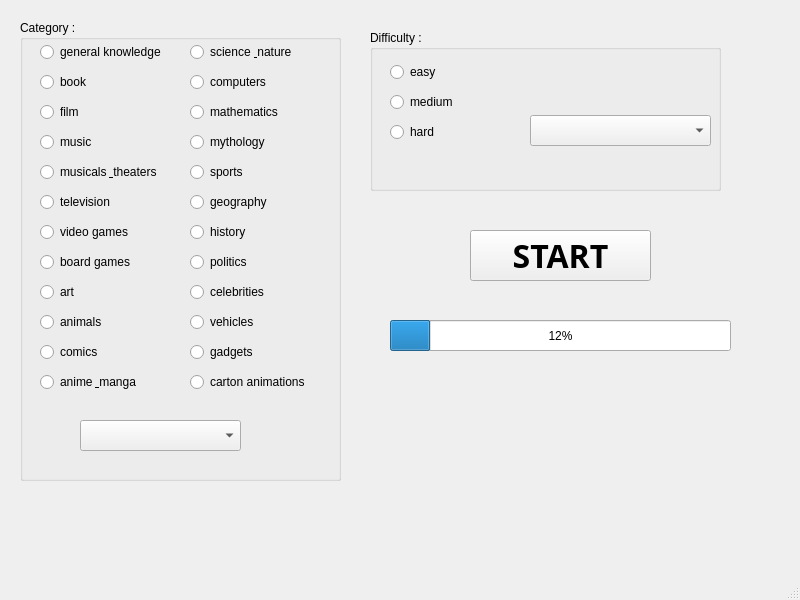
First picture: the form in mainwindow.ui, repository ZHSL1844/Trivia-Quiz, before the edit.
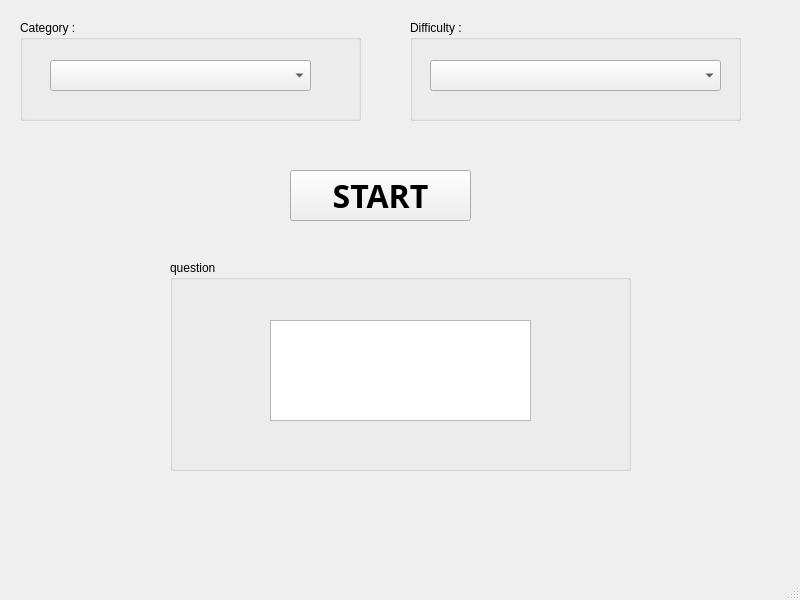
Second picture: the form after the edit.

```diff
--- a/mainwindow.ui
+++ b/mainwindow.ui
@@ -17,8 +17,8 @@
    <widget class="QPushButton" name="pushButton">
     <property name="geometry">
      <rect>
-      <x>470</x>
-      <y>230</y>
+      <x>290</x>
+      <y>170</y>
       <width>181</width>
       <height>51</height>
      </rect>
@@ -37,60 +37,21 @@
    <widget class="QGroupBox" name="groupBox_4">
     <property name="geometry">
      <rect>
-      <x>370</x>
-      <y>30</y>
-      <width>351</width>
-      <height>161</height>
+      <x>410</x>
+      <y>20</y>
+      <width>331</width>
+      <height>101</height>
      </rect>
     </property>
     <property name="title">
      <string>Difficulty :</string>
     </property>
-    <widget class="QRadioButton" name="radioButton_3">
-     <property name="geometry">
-      <rect>
-       <x>20</x>
-       <y>60</y>
-       <width>110</width>
-       <height>24</height>
-      </rect>
-     </property>
-     <property name="text">
-      <string>medium</string>
-     </property>
-    </widget>
-    <widget class="QRadioButton" name="radioButton_4">
-     <property name="geometry">
-      <rect>
-       <x>20</x>
-       <y>90</y>
-       <width>110</width>
-       <height>24</height>
-      </rect>
-     </property>
-     <property name="text">
-      <string>hard</string>
-     </property>
-    </widget>
-    <widget class="QRadioButton" name="radioButton_5">
-     <property name="geometry">
-      <rect>
-       <x>20</x>
-       <y>30</y>
-       <width>110</width>
-       <height>24</height>
-      </rect>
-     </property>
-     <property name="text">
-      <string>easy</string>
-     </property>
-    </widget>
     <widget class="QComboBox" name="comboBox_dif">
      <property name="geometry">
       <rect>
-       <x>160</x>
-       <y>85</y>
-       <width>181</width>
+       <x>20</x>
+       <y>40</y>
+       <width>291</width>
        <height>31</height>
       </rect>
      </property>
@@ -101,348 +62,46 @@
      <rect>
       <x>20</x>
       <y>20</y>
-      <width>321</width>
-      <height>461</height>
+      <width>341</width>
+      <height>101</height>
      </rect>
     </property>
     <property name="title">
      <string>Category :</string>
     </property>
-    <widget class="QRadioButton" name="radio_book">
-     <property name="geometry">
-      <rect>
-       <x>20</x>
-       <y>50</y>
-       <width>110</width>
-       <height>24</height>
-      </rect>
-     </property>
-     <property name="text">
-      <string>book</string>
-     </property>
-    </widget>
-    <widget class="QRadioButton" name="radio_film">
-     <property name="geometry">
-      <rect>
-       <x>20</x>
-       <y>80</y>
-       <width>110</width>
-       <height>24</height>
-      </rect>
-     </property>
-     <property name="text">
-      <string>film</string>
-     </property>
-    </widget>
-    <widget class="QRadioButton" name="radio_mus">
-     <property name="geometry">
-      <rect>
-       <x>20</x>
-       <y>110</y>
-       <width>110</width>
-       <height>24</height>
-      </rect>
-     </property>
-     <property name="text">
-      <string>music</string>
-     </property>
-    </widget>
-    <widget class="QRadioButton" name="radio_the">
-     <property name="geometry">
-      <rect>
-       <x>20</x>
-       <y>140</y>
-       <width>151</width>
-       <height>24</height>
-      </rect>
-     </property>
-     <property name="text">
-      <string>musicals &amp; theaters</string>
-     </property>
-    </widget>
-    <widget class="QRadioButton" name="radio_tele">
-     <property name="geometry">
-      <rect>
-       <x>20</x>
-       <y>170</y>
-       <width>110</width>
-       <height>24</height>
-      </rect>
-     </property>
-     <property name="text">
-      <string>television</string>
-     </property>
-    </widget>
-    <widget class="QRadioButton" name="radio_kno">
-     <property name="geometry">
-      <rect>
-       <x>20</x>
-       <y>20</y>
-       <width>171</width>
-       <height>24</height>
-      </rect>
-     </property>
-     <property name="text">
-      <string>general knowledge</string>
-     </property>
-    </widget>
-    <widget class="QRadioButton" name="radio_vg">
-     <property name="geometry">
-      <rect>
-       <x>20</x>
-       <y>200</y>
-       <width>110</width>
-       <height>24</height>
-      </rect>
-     </property>
-     <property name="text">
-      <string>video games</string>
-     </property>
-    </widget>
-    <widget class="QRadioButton" name="radio_bg">
-     <property name="geometry">
-      <rect>
-       <x>20</x>
-       <y>230</y>
-       <width>121</width>
-       <height>24</height>
-      </rect>
-     </property>
-     <property name="text">
-      <string>board games</string>
-     </property>
-    </widget>
-    <widget class="QRadioButton" name="radio_sc">
-     <property name="geometry">
-      <rect>
-       <x>170</x>
-       <y>20</y>
-       <width>141</width>
-       <height>24</height>
-      </rect>
-     </property>
-     <property name="text">
-      <string>science &amp; nature</string>
-     </property>
-    </widget>
-    <widget class="QRadioButton" name="radio_com_2">
-     <property name="geometry">
-      <rect>
-       <x>170</x>
-       <y>50</y>
-       <width>110</width>
-       <height>24</height>
-      </rect>
-     </property>
-     <property name="text">
-      <string>computers</string>
-     </property>
-    </widget>
-    <widget class="QRadioButton" name="radio_math">
-     <property name="geometry">
-      <rect>
-       <x>170</x>
-       <y>80</y>
-       <width>110</width>
-       <height>24</height>
-      </rect>
-     </property>
-     <property name="text">
-      <string>mathematics</string>
-     </property>
-    </widget>
-    <widget class="QRadioButton" name="radio_my">
-     <property name="geometry">
-      <rect>
-       <x>170</x>
-       <y>110</y>
-       <width>110</width>
-       <height>24</height>
-      </rect>
-     </property>
-     <property name="text">
-      <string>mythology</string>
-     </property>
-    </widget>
-    <widget class="QRadioButton" name="radio_sport">
-     <property name="geometry">
-      <rect>
-       <x>170</x>
-       <y>140</y>
-       <width>110</width>
-       <height>24</height>
-      </rect>
-     </property>
-     <property name="text">
-      <string>sports</string>
-     </property>
-    </widget>
-    <widget class="QRadioButton" name="radio_geo">
-     <property name="geometry">
-      <rect>
-       <x>170</x>
-       <y>170</y>
-       <width>110</width>
-       <height>24</height>
-      </rect>
-     </property>
-     <property name="text">
-      <string>geography</string>
-     </property>
-    </widget>
-    <widget class="QRadioButton" name="radio_his">
-     <property name="geometry">
-      <rect>
-       <x>170</x>
-       <y>200</y>
-       <width>110</width>
-       <height>24</height>
-      </rect>
-     </property>
-     <property name="text">
-      <string>history</string>
-     </property>
-    </widget>
-    <widget class="QRadioButton" name="radio_pol">
-     <property name="geometry">
-      <rect>
-       <x>170</x>
-       <y>230</y>
-       <width>110</width>
-       <height>24</height>
-      </rect>
-     </property>
-     <property name="text">
-      <string>politics</string>
-     </property>
-    </widget>
-    <widget class="QRadioButton" name="radio_art">
-     <property name="geometry">
-      <rect>
-       <x>20</x>
-       <y>260</y>
-       <width>110</width>
-       <height>24</height>
-      </rect>
-     </property>
-     <property name="text">
-      <string>art</string>
-     </property>
-    </widget>
-    <widget class="QRadioButton" name="radio_cel">
-     <property name="geometry">
-      <rect>
-       <x>170</x>
-       <y>260</y>
-       <width>110</width>
-       <height>24</height>
-      </rect>
-     </property>
-     <property name="text">
-      <string>celebrities</string>
-     </property>
-    </widget>
-    <widget class="QRadioButton" name="radio_ani">
-     <property name="geometry">
-      <rect>
-       <x>20</x>
-       <y>290</y>
-       <width>110</width>
-       <height>24</height>
-      </rect>
-     </property>
-     <property name="text">
-      <string>animals</string>
-     </property>
-    </widget>
-    <widget class="QRadioButton" name="radio_veh">
-     <property name="geometry">
-      <rect>
-       <x>170</x>
-       <y>290</y>
-       <width>110</width>
-       <height>24</height>
-      </rect>
-     </property>
-     <property name="text">
-      <string>vehicles</string>
-     </property>
-    </widget>
-    <widget class="QRadioButton" name="radio_com">
-     <property name="geometry">
-      <rect>
-       <x>20</x>
-       <y>320</y>
-       <width>110</width>
-       <height>24</height>
-      </rect>
-     </property>
-     <property name="text">
-      <string>comics</string>
-     </property>
-    </widget>
-    <widget class="QRadioButton" name="radio_gad">
-     <property name="geometry">
-      <rect>
-       <x>170</x>
-       <y>320</y>
-       <width>110</width>
-       <height>24</height>
-      </rect>
-     </property>
-     <property name="text">
-      <string>gadgets</string>
-     </property>
-    </widget>
-    <widget class="QRadioButton" name="radio_man">
-     <property name="geometry">
-      <rect>
-       <x>20</x>
-       <y>350</y>
-       <width>131</width>
-       <height>24</height>
-      </rect>
-     </property>
-     <property name="text">
-      <string>anime &amp; manga</string>
-     </property>
-    </widget>
-    <widget class="QRadioButton" name="radioButton_27">
-     <property name="geometry">
-      <rect>
-       <x>170</x>
-       <y>350</y>
-       <width>151</width>
-       <height>24</height>
-      </rect>
-     </property>
-     <property name="text">
-      <string>carton animations</string>
-     </property>
-    </widget>
     <widget class="QComboBox" name="comboBox_cat">
      <property name="geometry">
       <rect>
-       <x>60</x>
-       <y>400</y>
-       <width>161</width>
+       <x>30</x>
+       <y>40</y>
+       <width>261</width>
        <height>31</height>
       </rect>
      </property>
     </widget>
    </widget>
-   <widget class="QProgressBar" name="progressBar">
+   <widget class="QGroupBox" name="groupBox">
     <property name="geometry">
      <rect>
-      <x>390</x>
-      <y>320</y>
-      <width>341</width>
-      <height>31</height>
+      <x>170</x>
+      <y>260</y>
+      <width>461</width>
+      <height>211</height>
      </rect>
     </property>
-    <property name="value">
-     <number>12</number>
+    <property name="title">
+     <string>question</string>
     </property>
+    <widget class="QTextBrowser" name="textBrowser">
+     <property name="geometry">
+      <rect>
+       <x>100</x>
+       <y>60</y>
+       <width>261</width>
+       <height>101</height>
+      </rect>
+     </property>
+    </widget>
    </widget>
   </widget>
   <widget class="QMenuBar" name="menubar">
```
Left out of the diff: 2 changed lines with no effect on the pictures.
